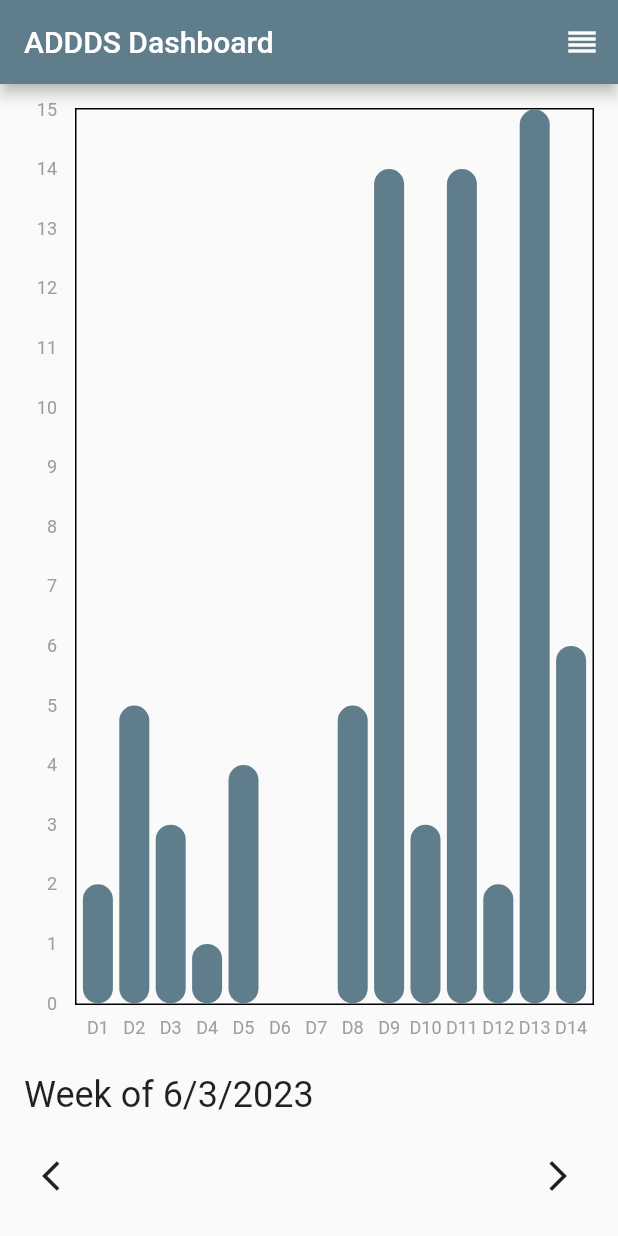
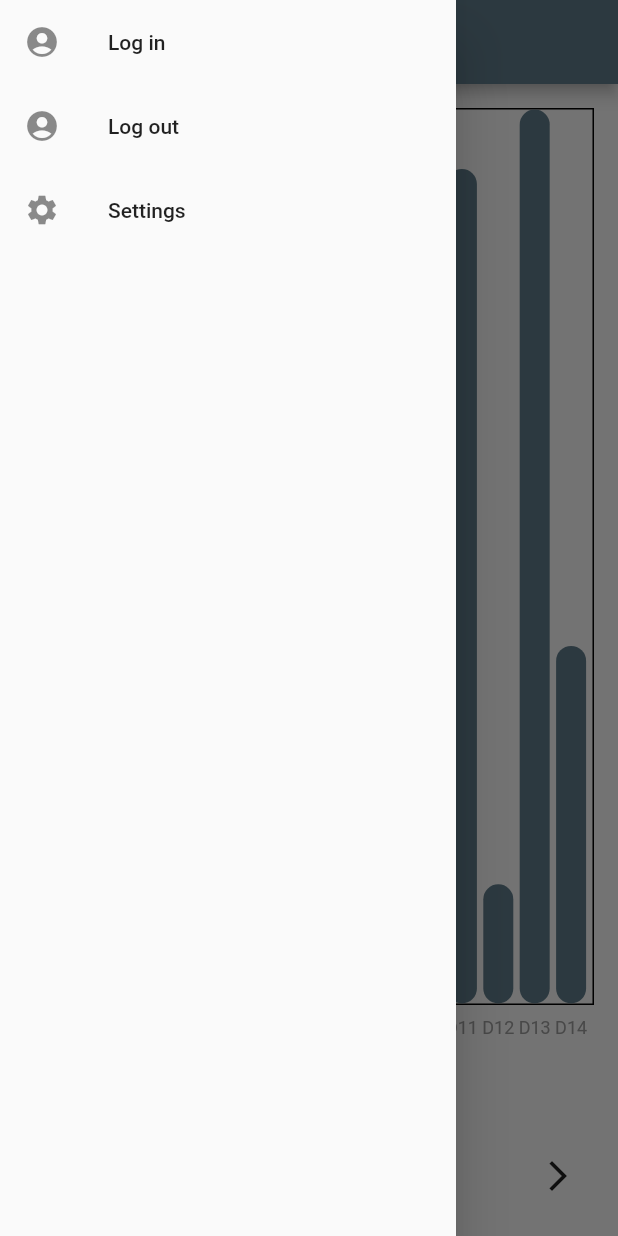
Before and after one commit to The-Rockers/DriverDrowsinessDetection, a Flutter app: the screen it shows after launch, with the side drawer open (before the commit the screen has no drawer), on a phone screen of 412 x 824 dp. Run offline on Flutter 3.47's test engine with Material 2 defaults, Android fonts, the light colour scheme and no system bars; drawn by our look-alikes of fl_chart.

Commit message:
added drawer

```diff
--- a/lib/drowsiness_graph.dart
+++ b/lib/drowsiness_graph.dart
@@ -21,24 +21,34 @@ class _DrowsinessGraphState extends State<DrowsinessGraph> {
       appBar: AppBar(
         title: const Text('ADDDS Dashboard'),
         actions: <Widget>[
-          IconButton(
-            icon: Icon(
-              Icons.reorder,
-              color: Colors.white
-
-            ),
-            onPressed: (){
-
-            },
-          ),
         ]
       ),
+      drawer: Drawer( // Newly added drawer
+        child: ListView(
+          padding: EdgeInsets.zero,
+          children: const <Widget>[
+            ListTile(
+              leading: Icon(Icons.account_circle_rounded),
+              title: Text("Log in"),
+            ),
+            ListTile(
+              leading: Icon(Icons.account_circle_rounded),
+              title: Text("Log out"),
+            ),
+            ListTile(
+              leading: Icon(Icons.settings),
+              title: Text("Settings"),
+            ),
+          ]
+        ),
+      ),
+
       body: Padding(
         padding: const EdgeInsets.all(16.0),
         child: Column(
           crossAxisAlignment: CrossAxisAlignment.stretch,
           children: [
-            Expanded(
+            Expanded( // This is the widget where a majority of the code is contained
               child: BarChart(
                 BarChartData(
                   barTouchData: BarTouchData(enabled: false),
--- /dev/null
+++ b/lib/settings_drawer.dart
@@ -0,0 +1,12 @@
+import 'package:flutter/material.dart';
+
+class SettingsDrawer extends StatelessWidget {
+  @override
+  Widget build(BuildContext context) {
+    return Scaffold(
+      appBar: AppBar(
+        title: Text("Test Drawer"),
+      ),
+    );
+  }
+}
```
